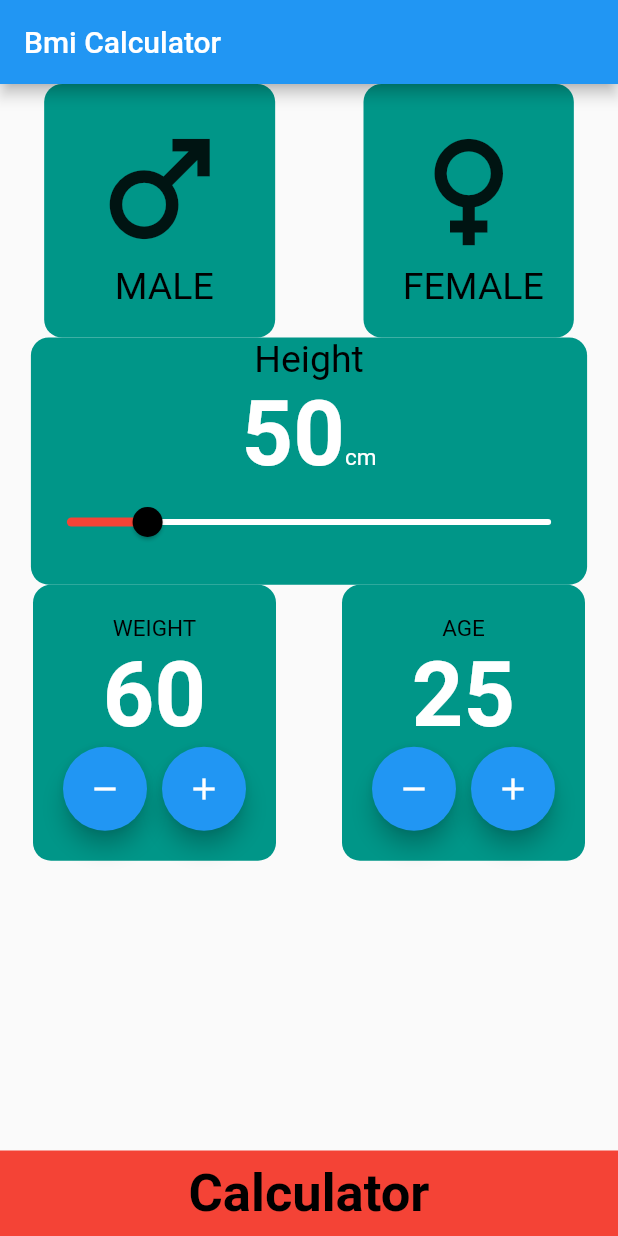
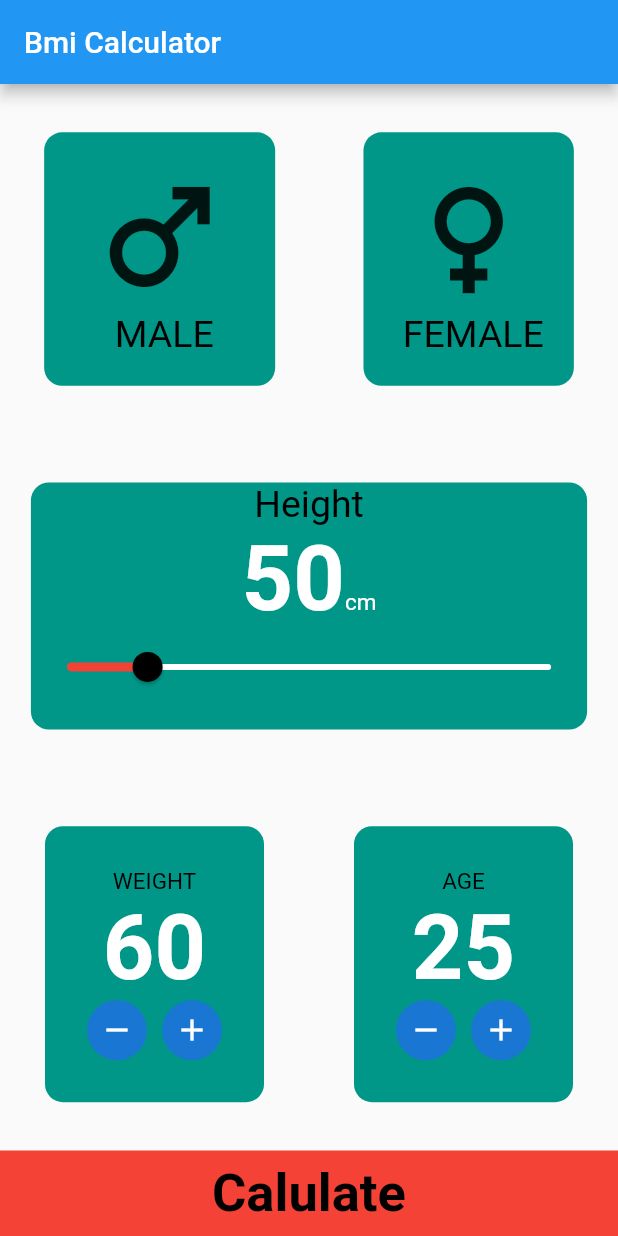
Before and after one commit to JanibekJali/kur9---bmi_calculator, a Flutter app: the screen it shows after launch, on a phone screen of 412 x 824 dp. Run offline on Flutter 3.47's test engine with Material 2 defaults, Android fonts, the phone set to English and light mode, and no system bars.

Commit message:
Bmi is finished

```diff
--- a/lib/constants/colors/colors.dart
+++ b/lib/constants/colors/colors.dart
@@ -2,8 +2,10 @@ import 'package:flutter/material.dart';
 
 class AppColors {
   static const Color mainColor = Colors.grey;
+  static const Color secondaryColor = Color(0xff0A001F);
   static const Color white = Colors.white;
   static const Color blue = Colors.blue;
   static const Color black = Colors.black;
+  static const Color green = Colors.green;
   static const Color blackBlue = Color(0xff0A001F);
 }
--- a/lib/constants/text_styles/text_styles.dart
+++ b/lib/constants/text_styles/text_styles.dart
@@ -16,6 +16,16 @@ class TextStyles {
     color: AppColors.black,
     fontWeight: FontWeight.w700,
   );
+  static const TextStyle text35Green = TextStyle(
+    fontSize: 35,
+    color: AppColors.green,
+    fontWeight: FontWeight.w700,
+  );
+  static const TextStyle text35White = TextStyle(
+    fontSize: 35,
+    color: AppColors.white,
+    fontWeight: FontWeight.w700,
+  );
   static const TextStyle text15Grey = TextStyle(
     fontSize: 15,
     color: AppColors.black,
--- a/lib/main.dart
+++ b/lib/main.dart
@@ -1,5 +1,7 @@
-import 'package:bmi_calculator/presentaion/pages/home_page.dart';
+import 'package:bmi_calculator/presentaion/pages/second_page.dart';
 import 'package:flutter/material.dart';
+
+import 'presentaion/pages/home_page.dart';
 
 void main() {
   runApp(const BmiCalculator());
--- a/lib/presentaion/pages/home_page.dart
+++ b/lib/presentaion/pages/home_page.dart
@@ -3,10 +3,11 @@
 import 'dart:developer';
 
 import 'package:bmi_calculator/constants/text_styles/text_styles.dart';
+import 'package:bmi_calculator/presentaion/pages/second_page.dart';
+import 'package:bmi_calculator/presentaion/widgets/calculate_widget.dart';
 import 'package:bmi_calculator/presentaion/widgets/custom_container.dart';
 import 'package:bmi_calculator/presentaion/widgets/decoration_b_r_widget.dart';
 import 'package:bmi_calculator/presentaion/widgets/weight_age_widget.dart';
-import 'package:bmi_calculator/second_page.dart';
 import 'package:flutter/material.dart';
 
 Color activeColor = Colors.red;
@@ -18,12 +19,12 @@ enum Gender {
   none,
 }
 
-// enum Toyota {
-//   camry,
-//   coldina,
-//   ist,
-//   landCruicer,
-// }
+enum Toyota {
+  camry,
+  coldina,
+  ist,
+  landCruicer,
+}
 
 class HomePage extends StatefulWidget {
   const HomePage({super.key});
@@ -91,8 +92,7 @@ class _HomePageState extends State<HomePage> {
       appBar: AppBar(
         title: const Text('Bmi Calculator'),
       ),
-      body: SingleChildScrollView(
-        child: Column(
+      body: Column(
         mainAxisAlignment: MainAxisAlignment.spaceAround,
         children: [
           Row(
@@ -180,87 +180,19 @@ class _HomePageState extends State<HomePage> {
           )
         ],
       ),
-      ),
-      bottomNavigationBar: InkWell(
+      bottomNavigationBar: CalculateWidget(
           onTap: () {
-          // Get.to(const SecondPage());
-          Navigator.push(context,
-              MaterialPageRoute(builder: (context) => const SecondPage()));
-        },
-        child: Container(
-          color: Colors.red,
-          child: const Padding(
-            padding: EdgeInsets.all(8.0),
-            child: Text(
-              'Calculator',
-              style: TextStyles.text35Black,
-              textAlign: TextAlign.center,
-            ),
-          ),
+            Navigator.push(
+              context,
+              MaterialPageRoute(
+                builder: (context) => SecondPage(
+                  bmiWeight: weight,
+                  bmiHeight: sliderHeight.toInt(),
                 ),
               ),
             );
+          },
+          text: 'Calulate'),
+    );
   }
 }
-
-class Adam {
-  final String? name;
-  final int? jash;
-  Adam({this.name, this.jash});
-}
-// Container(
-              //   decoration: BoxDecoration(
-              //     borderRadius: BorderRadius.circular(12),
-              //     color: Colors.teal,
-              //   ),
-              //   child: Padding(
-              //     padding: const EdgeInsets.all(20),
-              //     child: Column(
-              //       children: [
-              //         Text(
-              //           'WEiGht'.toUpperCase(),
-              //           style: TextStyles.text15Grey,
-              //         ),
-              //         Text(
-              //           weight.toString(),
-              //           style: TextStyles.text60Wight,
-              //         ),
-              //         Row(
-              //           mainAxisAlignment: MainAxisAlignment.center,
-              //           children: [
-              //             Container(
-              //               decoration: const BoxDecoration(
-              //                   color: Color.fromARGB(255, 199, 175, 175),
-              //                   shape: BoxShape.circle),
-              //               child: Material(
-              //                 color: Colors.transparent,
-              //                 child: InkWell(
-              //                   customBorder: const CircleBorder(),
-              //                   splashColor: Colors.blue,
-              //                   onTap: countRemove,
-              //                   child: const Padding(
-              //                     padding: EdgeInsets.all(6.0),
-              //                     child: Text(
-              //                       '-',
-              //                       style: TextStyles.text100White,
-              //                     ),
-              //                   ),
-              //                 ),
-              //               ),
-              //             ),
-              //             const SizedBox(
-              //               width: 10,
-              //             ),
-              //             GestureDetector(
-              //               onTap: countAdd,
-              //               child: const Icon(
-              //                 Icons.add,
-              //                 size: 40,
-              //               ),
-              //             ),
-              //           ],
-              //         ),
-              //       ],
-              //     ),
-              //   ),
-              // ),
--- /dev/null
+++ b/lib/presentaion/widgets/calculate_widget.dart
@@ -0,0 +1,30 @@
+import 'package:bmi_calculator/constants/text_styles/text_styles.dart';
+import 'package:flutter/material.dart';
+
+class CalculateWidget extends StatelessWidget {
+  const CalculateWidget({
+    required this.onTap,
+    this.text,
+  });
+  final String? text;
+
+  final void Function()? onTap;
+
+  @override
+  Widget build(BuildContext context) {
+    return InkWell(
+      onTap: onTap,
+      child: Container(
+        color: Colors.red,
+        child: Padding(
+          padding: const EdgeInsets.all(8.0),
+          child: Text(
+            text!,
+            style: TextStyles.text35Black,
+            textAlign: TextAlign.center,
+          ),
+        ),
+      ),
+    );
+  }
+}
--- a/lib/presentaion/widgets/weight_age_widget.dart
+++ b/lib/presentaion/widgets/weight_age_widget.dart
@@ -22,7 +22,7 @@ class WeightAgeWidget extends StatelessWidget {
         color: Colors.teal,
       ),
       child: Padding(
-        padding: const EdgeInsets.all(20),
+        padding: const EdgeInsets.all(28),
         child: Column(
           children: [
             Text(
@@ -36,16 +36,20 @@ class WeightAgeWidget extends StatelessWidget {
             Row(
               mainAxisAlignment: MainAxisAlignment.center,
               children: [
-                FloatingActionButton(
-                  onPressed: onMinus,
-                  child: const Icon(Icons.remove),
+                CircleAvatar(
+                  child: IconButton(
+                    onPressed: onMinus,
+                    icon: const Icon(Icons.remove),
+                  ),
                 ),
                 const SizedBox(
                   width: 10,
                 ),
-                FloatingActionButton(
-                  onPressed: onPlus,
-                  child: const Icon(Icons.add),
+                CircleAvatar(
+                  child: IconButton(
+                    onPressed: onPlus,
+                    icon: const Icon(Icons.add),
+                  ),
                 ),
               ],
             ),
```
Also changed, not shown: lib/data/local_data/bmi_local_data.dart (added, +29 -0 lines), lib/presentaion/pages/result_page.dart (deleted, +0 -23 lines), lib/presentaion/pages/second_page.dart (added, +69 -0 lines), lib/second_page.dart (deleted, +0 -14 lines). Lines whose indentation alone changed are shown as unchanged.
